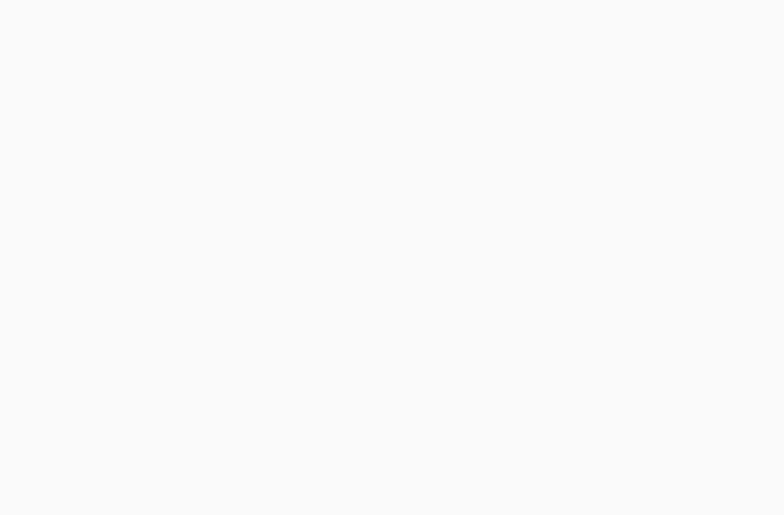
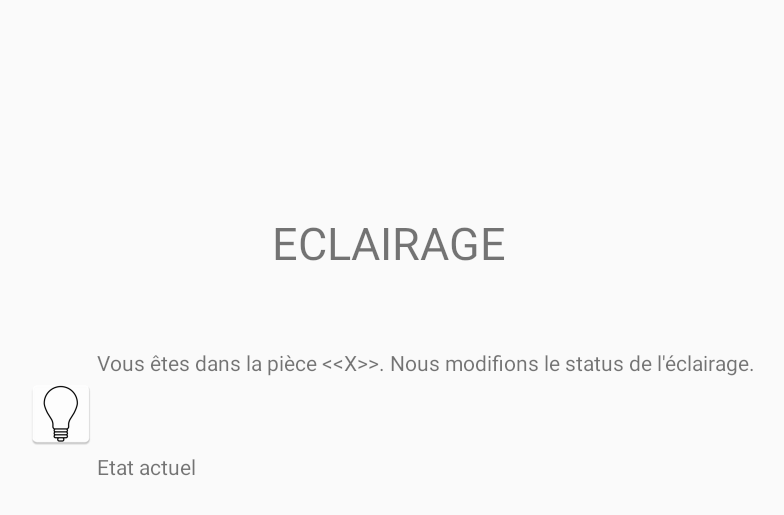
Before and after one commit to Seabath/HandiTard, an Android app: the EclairageActivity screen opened directly, with no data from a screen before it, on a phone screen of 824 x 412 dp (held sideways). Before the commit the part shown is empty. Shown: the top 515 px of the screen, without its empty margins (228-1012 px from the left). Run offline under Robolectric (Android 15) with nearby library versions, the phone set to English and light mode, and no system bars.

Commit message:
fin d'appli, c'est dégueu mais c'est pour ma soeur que j'aime

```diff
--- a/app/src/main/AndroidManifest.xml
+++ b/app/src/main/AndroidManifest.xml
@@ -23,6 +23,8 @@
 
         <activity android:name=".activity.EclairageActivity"
             android:screenOrientation="landscape"/>
+        <activity android:name=".activity.VoulezVousActivity"
+            android:screenOrientation="landscape"/>
     </application>
 
 </manifest>
--- a/app/src/main/java/com/example/sebas/handitard/activity/EclairageActivity.java
+++ b/app/src/main/java/com/example/sebas/handitard/activity/EclairageActivity.java
@@ -12,5 +12,21 @@ public class EclairageActivity extends AppCompatActivity{
     protected void onCreate(Bundle savedInstanceState) {
         super.onCreate(savedInstanceState);
         setContentView(R.layout.activity_eclairage);
+        new Thread(){
+            @Override
+            public void run() {
+                try {
+                    sleep(10000);
+                } catch (InterruptedException e) {
+                    e.printStackTrace();
+                }
+                runOnUiThread(new Runnable() {
+                    @Override
+                    public void run() {
+                        finish();
+                    }
+                });
+            }
+        }.start();
     }
 }
--- /dev/null
+++ b/app/src/main/java/com/example/sebas/handitard/activity/VoulezVousActivity.java
@@ -0,0 +1,8 @@
+package com.example.sebas.handitard.activity;
+
+
+import android.support.v7.app.AppCompatActivity;
+
+public class VoulezVousActivity extends AppCompatActivity{
+
+}
--- a/app/src/main/res/layout/activity_eclairage.xml
+++ b/app/src/main/res/layout/activity_eclairage.xml
@@ -1,6 +1,44 @@
 <?xml version="1.0" encoding="utf-8"?>
 <LinearLayout xmlns:android="http://schemas.android.com/apk/res/android"
-    android:orientation="vertical" android:layout_width="match_parent"
-    android:layout_height="match_parent">
+    android:layout_width="match_parent"
+    android:layout_height="match_parent"
+    android:orientation="vertical"
+    android:gravity="center">
 
+    <TextView
+        android:layout_width="wrap_content"
+        android:layout_height="wrap_content"
+        android:text="@string/eclairage"
+        android:textAllCaps="true"
+        android:layout_margin="50dp"
+        android:textSize="30sp"/>
+
+    <LinearLayout
+        android:layout_width="wrap_content"
+        android:layout_height="wrap_content"
+        android:orientation="horizontal"
+        android:gravity="center">
+
+        <ImageView
+            android:layout_width="wrap_content"
+            android:layout_height="wrap_content"
+            android:src="@mipmap/bulb"/>
+
+        <LinearLayout
+            android:layout_width="wrap_content"
+            android:layout_height="wrap_content"
+            android:orientation="vertical"
+            android:layout_gravity="center">
+            <TextView
+                android:layout_width="wrap_content"
+                android:layout_height="wrap_content"
+                android:text="@string/text_eclairage"
+                android:layout_marginBottom="50dp"/>
+
+            <TextView
+                android:layout_width="wrap_content"
+                android:layout_height="wrap_content"
+                android:text="@string/etat_actuel"/>
+        </LinearLayout>
+    </LinearLayout>
 </LinearLayout>
--- a/app/src/main/res/values/strings.xml
+++ b/app/src/main/res/values/strings.xml
@@ -8,4 +8,7 @@
     <string name="eclairage">Eclairage</string>
     <string name="ouvertures">Ouvertures</string>
     <string name="temperature">Température</string>
+    <string name="text_eclairage"><![CDATA[Vous êtes dans la pièce <<X>>. Nous modifions le status de l\'éclairage.]]></string>
+    <string name="etat_actuel">Etat actuel</string>
+    <string name="voulez_vous">Voulez Vous....</string>
 </resources>
```
Also changed, not shown: app/src/main/bulb-web.png (added), app/src/main/res/mipmap-hdpi/bulb.png (added), app/src/main/res/mipmap-mdpi/bulb.png (added), app/src/main/res/mipmap-xhdpi/bulb.png (added), app/src/main/res/mipmap-xxhdpi/bulb.png (added), app/src/main/res/mipmap-xxxhdpi/bulb.png (added).
